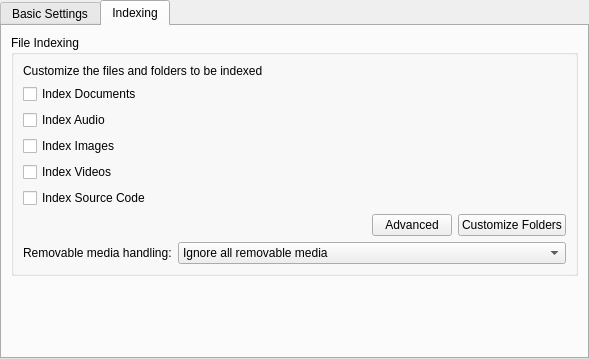
Before: the Qt Designer form src/file/kcm/configwidget.ui in KDE/baloo, drawn with Qt 5.
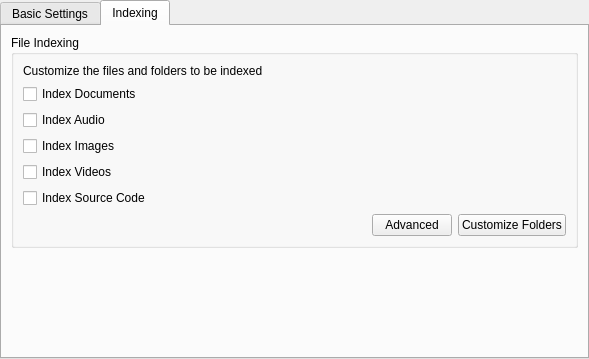
After: the same form once the commit is applied. The open tabs and pages were chosen to show the change. Custom widgets are drawn as their Qt base class.

Commit message:
KCM: Remove removable media handling code
Removable Media are currently not supported in Baloo and may not be
supported for the intial release.

Patch:
```diff
--- a/src/file/kcm/configwidget.ui
+++ b/src/file/kcm/configwidget.ui
@@ -274,54 +274,6 @@
             </item>
            </layout>
           </item>
-          <item>
-           <layout class="QFormLayout" name="formLayout_3">
-            <item row="0" column="0">
-             <widget class="QLabel" name="label_11">
-              <property name="text">
-               <string>Removable media handling:</string>
-              </property>
-              <property name="buddy">
-               <cstring>m_comboRemovableMediaHandling</cstring>
-              </property>
-             </widget>
-            </item>
-            <item row="0" column="1">
-             <widget class="KComboBox" name="m_comboRemovableMediaHandling">
-              <property name="sizePolicy">
-               <sizepolicy hsizetype="Preferred" vsizetype="Fixed">
-                <horstretch>1</horstretch>
-                <verstretch>0</verstretch>
-               </sizepolicy>
-              </property>
-              <property name="toolTip">
-               <string comment="@info:tooltip">Indexing of files on removable media</string>
-              </property>
-              <property name="whatsThis">
-               <string comment="@info:whatsthis">&lt;para&gt;Nepomuk can index files on removable devices like USB keys or external hard-disks for fast desktop searches.&lt;/para&gt;
-&lt;para&gt;By default no files are indexed. Here this behaviour can be changed to one of two options:&lt;/para&gt;
-&lt;para&gt;&lt;list&gt;&lt;item&gt;&lt;interface&gt;Index files on all removable devices&lt;/interface&gt; - Files on removable media are indexed as soon as the medium is mounted. Caution: this does not include media which have been rejected via the second option.&lt;/item&gt;
-&lt;item&gt;&lt;interface&gt;Ask individually when newly mounted&lt;/interface&gt; - The user will be asked to decide if files on the newly mounted medium should be indexed or not. Once decided Nepomuk will not ask again.&lt;/item&gt;&lt;/list&gt;&lt;/para&gt;</string>
-              </property>
-              <item>
-               <property name="text">
-                <string>Ignore all removable media</string>
-               </property>
-              </item>
-              <item>
-               <property name="text">
-                <string>Index files on all removable devices</string>
-               </property>
-              </item>
-              <item>
-               <property name="text">
-                <string>Ask individually when newly mounted</string>
-               </property>
-              </item>
-             </widget>
-            </item>
-           </layout>
-          </item>
          </layout>
         </widget>
        </item>
@@ -345,11 +297,6 @@
   </layout>
  </widget>
  <customwidgets>
-  <customwidget>
-   <class>KComboBox</class>
-   <extends>QComboBox</extends>
-   <header>kcombobox.h</header>
-  </customwidget>
   <customwidget>
    <class>KTabWidget</class>
    <extends>QTabWidget</extends>
```
The commit also changes 1 other file.
